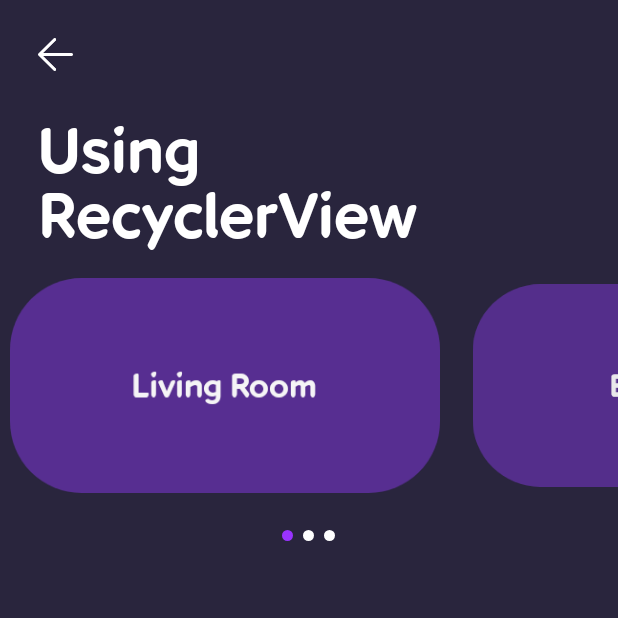
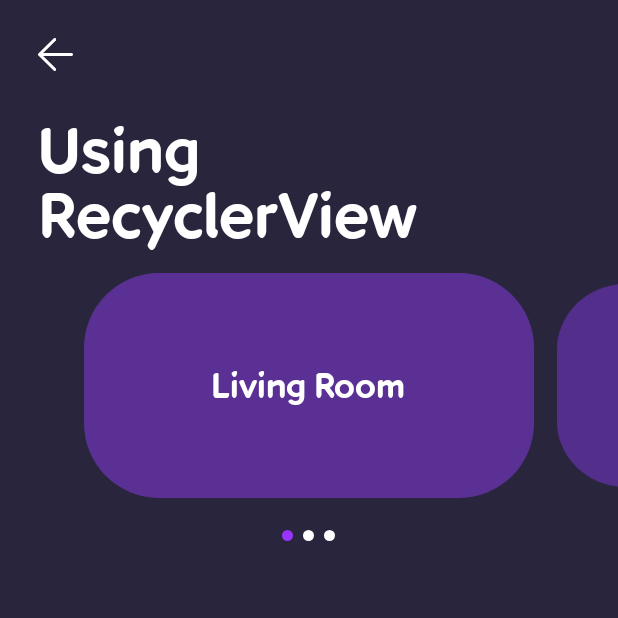
Before and after one commit to RomanTsekhmeistruk/Slippy-Views-2018-year-, an Android app: the fragment RecyclerViewFragment shown on its own in the app's theme, on a phone screen of 412 x 824 dp, the top half of it. Run offline under Robolectric (Android 15) with nearby library versions, the phone set to English and light mode, and no system bars; our stand-ins replace ButterKnife.

Commit message:
Added item decorator to recycler view in recycler view screen

```diff
--- a/app/src/main/java/com/romantsekhmeistruk/mobilunitytest/ui/fragments/RecyclerViewFragment.java
+++ b/app/src/main/java/com/romantsekhmeistruk/mobilunitytest/ui/fragments/RecyclerViewFragment.java
@@ -1,9 +1,11 @@
 package com.romantsekhmeistruk.mobilunitytest.ui.fragments;
 
+import android.graphics.Point;
 import android.os.Bundle;
 import android.support.annotation.NonNull;
 import android.support.annotation.Nullable;
 import android.support.v7.widget.LinearLayoutManager;
+import android.view.Display;
 import android.view.LayoutInflater;
 import android.view.View;
 import android.view.ViewGroup;
@@ -11,6 +13,7 @@ import android.view.ViewGroup;
 import com.romantsekhmeistruk.mobilunitytest.R;
 import com.romantsekhmeistruk.mobilunitytest.ui.fragments.base.BaseAnimatedFragment;
 import com.romantsekhmeistruk.mobilunitytest.widgets.adapters.RoomsRecyclerViewAdapter;
+import com.romantsekhmeistruk.mobilunitytest.widgets.decorators.ItemCenterDecorator;
 import com.romantsekhmeistruk.mobilunitytest.widgets.views.SnappedRecyclerView;
 import com.romantsekhmeistruk.mobilunitytest.widgets.views.ViewPagerIndicatorView;
 
@@ -55,5 +58,13 @@ public class RecyclerViewFragment extends BaseAnimatedFragment {
 
 		viewPagerIndicatorView.setRecyclerView(recyclerView);
 		recyclerView.setViewPagerIndicatorView(viewPagerIndicatorView);
+
+		Display display = getActivity().getWindowManager().getDefaultDisplay();
+		final Point size = new Point();
+		display.getSize(size);
+
+		recyclerView.addItemDecoration(new ItemCenterDecorator((int) getResources().getDimension(R.dimen.recycler_view_padding),
+															   size.x,
+															   getResources().getDimension(R.dimen.item_width)));
 	}
 }
--- /dev/null
+++ b/app/src/main/java/com/romantsekhmeistruk/mobilunitytest/widgets/decorators/ItemCenterDecorator.java
@@ -0,0 +1,34 @@
+package com.romantsekhmeistruk.mobilunitytest.widgets.decorators;
+
+import android.graphics.Rect;
+import android.support.v7.widget.RecyclerView;
+import android.view.View;
+
+public class ItemCenterDecorator extends RecyclerView.ItemDecoration {
+
+	private final int padding;
+	private final int totalWidth;
+	private final float itemWidth;
+
+	public ItemCenterDecorator(int padding, int totalWidth, float itemWidth) {
+		this.padding = padding;
+		this.totalWidth = totalWidth;
+		this.itemWidth = itemWidth;
+	}
+
+	@Override
+	public void getItemOffsets(Rect outRect, View view, RecyclerView parent,
+							   RecyclerView.State state) {
+		if (parent.getChildAdapterPosition(view) == 0) {
+			int firstPadding = (int) (this.totalWidth - itemWidth) / 2;
+			firstPadding = Math.max(0, firstPadding);
+			outRect.set(firstPadding, 0, 0, 0);
+		}
+		else if (parent.getChildAdapterPosition(view) == parent.getAdapter().getItemCount() - 1 &&
+				 parent.getAdapter().getItemCount() > 1) {
+			int lastPadding = (parent.getWidth() - padding) / 2;
+			lastPadding = Math.max(0, lastPadding);
+			outRect.set(0, 0, lastPadding, 0);
+		}
+	}
+}
--- a/app/src/main/res/layout/item_room.xml
+++ b/app/src/main/res/layout/item_room.xml
@@ -2,8 +2,8 @@
 <RelativeLayout
 	xmlns:android="http://schemas.android.com/apk/res/android"
 	xmlns:app="http://schemas.android.com/apk/res-auto"
-	android:layout_width="300dp"
-	android:layout_height="150dp"
+	android:layout_width="@dimen/item_width"
+	android:layout_height="@dimen/item_height"
 	android:background="@drawable/view_blueberry_rounded_corners_rectangle">
 
 	<com.romantsekhmeistruk.mobilunitytest.widgets.views.FontTextView
--- a/app/src/main/res/values/dimens.xml
+++ b/app/src/main/res/values/dimens.xml
@@ -15,4 +15,8 @@
 
 	<dimen name="indicator_size">7dp</dimen>
 	<dimen name="indicator_margin">3.5dp</dimen>
+
+	<dimen name="recycler_view_padding">90dp</dimen>
+	<dimen name="item_width">300dp</dimen>
+	<dimen name="item_height">150dp</dimen>
 </resources>
```
